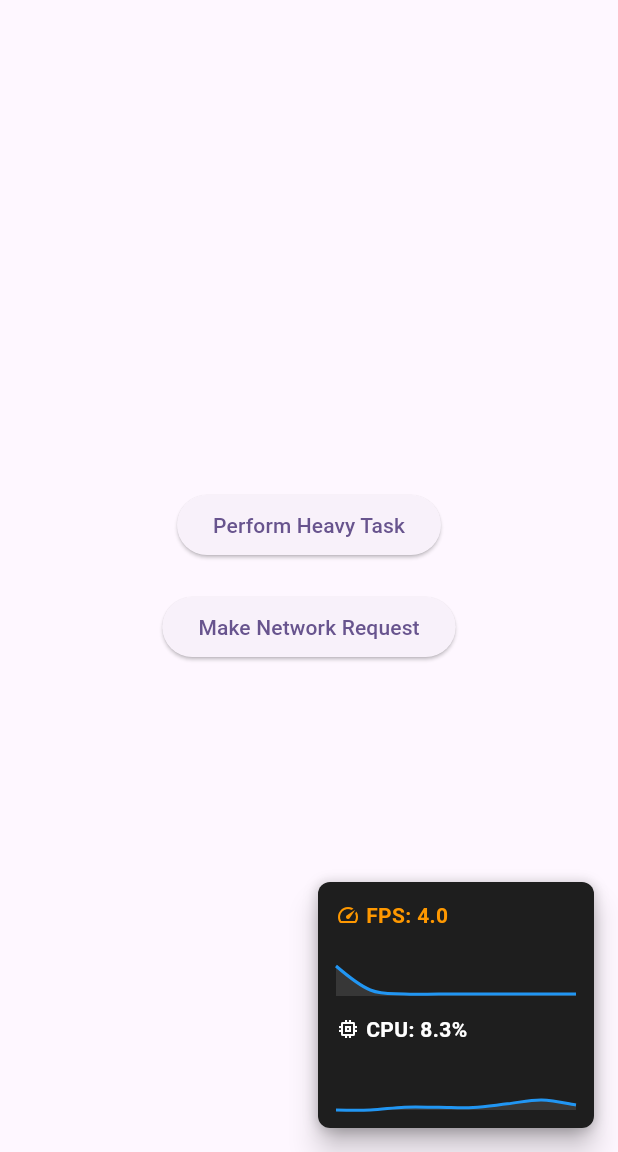
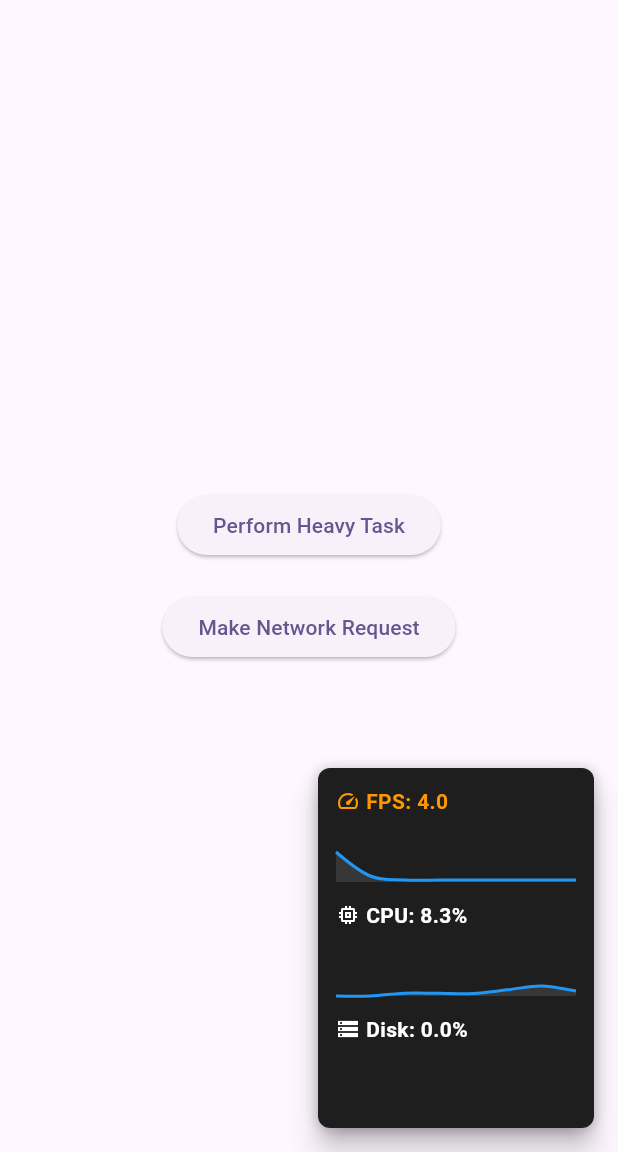
Before and after one commit to jamalihassan0307/flutter_performance_pulse, a Flutter app: the screen it shows after launch, on a phone screen of 412 x 824 dp, the part 84-1236 px from its top. Run offline on Flutter 3.47's test engine with Material 3 defaults, Android fonts, the light colour scheme and no system bars; drawn by our look-alikes of fl_chart; our stand-ins replace battery_plus, device_info_plus, dio.

Commit message:
Add disk usage metrics to PerformanceDashboard, including visualization and configuration options. This update allows users to monitor disk usage alongside CPU metrics, enhancing the dashboard's overall functionality.

```diff
--- a/lib/src/widgets/performance_dashboard.dart
+++ b/lib/src/widgets/performance_dashboard.dart
@@ -13,6 +13,9 @@ class PerformanceDashboard extends StatefulWidget {
   /// Whether to show CPU metrics
   final bool showCPU;
 
+  /// Whether to show disk usage metrics
+  final bool showDisk;
+
   /// The theme for the dashboard
   final DashboardTheme theme;
 
@@ -21,6 +24,7 @@ class PerformanceDashboard extends StatefulWidget {
     super.key,
     this.showFPS = true,
     this.showCPU = true,
+    this.showDisk = true,
     this.theme = const DashboardTheme(
       backgroundColor: Color(0xFF1E1E1E),
       textColor: Colors.white,
@@ -42,8 +46,10 @@ class _PerformanceDashboardState extends State<PerformanceDashboard> {
   final List<FlSpot> _cpuData = [
     const FlSpot(0, 0)
   ]; // Start with a default value
+  final List<FlSpot> _diskData = [const FlSpot(0, 0)];
   double _currentFps = 60;
   double _currentCpu = 0;
+  double _currentDiskUsage = 0;
   static const int _maxDataPoints = 30;
 
   @override
@@ -69,6 +75,16 @@ class _PerformanceDashboardState extends State<PerformanceDashboard> {
         setState(() {
           _currentCpu = data.usage;
           _addDataPoint(_cpuData, data.usage);
+        });
+      });
+    }
+
+    if (widget.showDisk) {
+      PerformanceMonitor.instance.diskStream.listen((data) {
+        if (!mounted) return;
+        setState(() {
+          _currentDiskUsage = data.usagePercentage;
+          _addDataPoint(_diskData, data.usagePercentage);
         });
       });
     }
@@ -158,6 +174,34 @@ class _PerformanceDashboardState extends State<PerformanceDashboard> {
             const SizedBox(height: 4),
             _buildCPUChart(),
           ],
+          if (widget.showDisk) ...[
+            const SizedBox(height: 12),
+            Row(
+              mainAxisSize: MainAxisSize.min,
+              children: [
+                Icon(
+                  Icons.storage,
+                  color: _currentDiskUsage > 90
+                      ? widget.theme.warningColor
+                      : widget.theme.textColor,
+                  size: 16,
+                ),
+                const SizedBox(width: 4),
+                Text(
+                  'Disk: ${_currentDiskUsage.toStringAsFixed(1)}%',
+                  style: TextStyle(
+                    color: _currentDiskUsage > 90
+                        ? widget.theme.warningColor
+                        : widget.theme.textColor,
+                    fontWeight: FontWeight.bold,
+                    fontSize: 14,
+                  ),
+                ),
+              ],
+            ),
+            const SizedBox(height: 4),
+            _buildDiskChart(),
+          ],
         ],
       ),
     );
@@ -220,4 +264,33 @@ class _PerformanceDashboardState extends State<PerformanceDashboard> {
       ),
     );
   }
+
+  Widget _buildDiskChart() {
+    return SizedBox(
+      width: 160,
+      height: 40,
+      child: LineChart(
+        LineChartData(
+          minY: 0,
+          maxY: 100,
+          gridData: const FlGridData(show: false),
+          titlesData: const FlTitlesData(show: false),
+          borderData: FlBorderData(show: false),
+          lineBarsData: [
+            LineChartBarData(
+              spots: _diskData,
+              isCurved: true,
+              color: widget.theme.chartLineColor,
+              barWidth: 2,
+              dotData: const FlDotData(show: false),
+              belowBarData: BarAreaData(
+                show: true,
+                color: widget.theme.chartFillColor,
+              ),
+            ),
+          ],
+        ),
+      ),
+    );
+  }
 }
```
